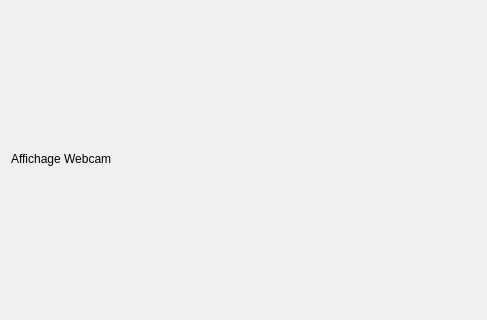
Above: TrebuchetApp/TrebuchetApp/webcamwidget.ui from TimotheeTailleur/Projet-BDM-Trebuchet before the change; both pictures show x 0 to 487 and y 87 to 407 of the 624 by 492 pixel window. Below: the same form after it.
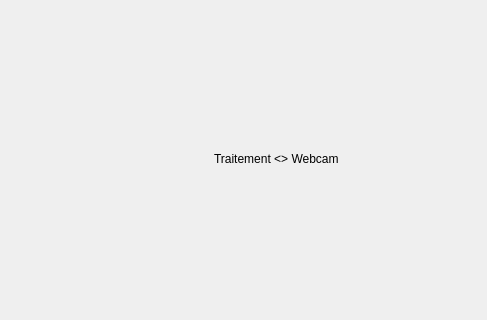
That is the form after the change.

The edit to the form file:
```diff
--- a/TrebuchetApp/TrebuchetApp/webcamwidget.ui
+++ b/TrebuchetApp/TrebuchetApp/webcamwidget.ui
@@ -13,7 +13,7 @@
   <property name="windowTitle">
    <string>WebcamWidget</string>
   </property>
-  <layout class="QVBoxLayout" name="verticalLayout">
+  <layout class="QHBoxLayout" name="horizontalLayout">
    <item>
     <widget class="QLabel" name="labelCam_">
      <property name="autoFillBackground">
@@ -25,15 +25,11 @@
     </widget>
    </item>
    <item>
-    <layout class="QHBoxLayout" name="horizontalLayout">
-     <item>
       <widget class="QLabel" name="label">
        <property name="text">
-        <string>Affichage Webcam</string>
-       </property>
-      </widget>
-     </item>
-    </layout>
+      <string>Traitement &lt;&gt; Webcam</string>
+     </property>
+    </widget>
    </item>
    <item>
     <widget class="QLabel" name="label_2">
```
Lines whose indentation alone changed are shown as unchanged.
